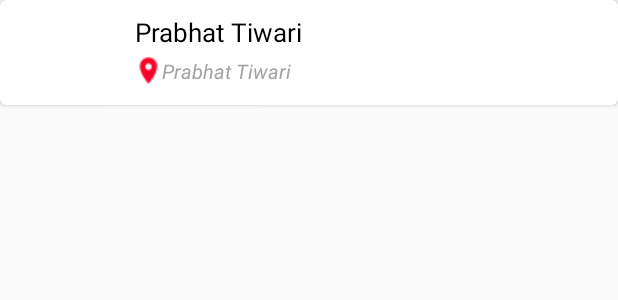
After one commit to Prabhat789/Personal_LP, an Android app: the layout item_user.xml on its own in the app's theme, with its tools: preview values and no code run, on a phone screen of 412 x 824 dp. The commit adds this screen. Shown: the top 300 px of the screen. Run offline under Robolectric (Android 15) with nearby library versions, the phone set to English and light mode, and no system bars.

```diff
--- a/app/src/main/java/com/mobisys/recipe/activity/OneToOneChatActivity.java
+++ b/app/src/main/java/com/mobisys/recipe/activity/OneToOneChatActivity.java
@@ -96,6 +96,10 @@ public class OneToOneChatActivity extends AppCompatActivity {
 
     @Override
     public void onBackPressed() {
+
+        /*Intent i = new Intent(OneToOneChatActivity.this, HomeScreenActivity.class);
+        i.setFlags(Intent.FLAG_ACTIVITY_NEW_TASK | Intent.FLAG_ACTIVITY_CLEAR_TASK);
+        startActivity(i);*/
         super.onBackPressed();
         finish();
     }
--- a/app/src/main/java/com/mobisys/recipe/fragments/Friends.java
+++ b/app/src/main/java/com/mobisys/recipe/fragments/Friends.java
@@ -1,6 +1,5 @@
 package com.mobisys.recipe.fragments;
 
-import android.app.ProgressDialog;
 import android.content.BroadcastReceiver;
 import android.content.Context;
 import android.content.Intent;
@@ -40,7 +39,6 @@ public class Friends extends Fragment implements SwipeRefreshLayout.OnRefreshLis
     private static final String TAG = Friends.class.getSimpleName();
     private RecyclerView mRecyclerView;
     private RecyclerView.LayoutManager mLayoutManager;
-    private ProgressDialog mProgressDialog;
     private ArrayList<com.mobisys.recipe.model.Friends> allFriends;
     private FriendListAdapter mAdapter;
     private SwipeRefreshLayout mSwipeRefreshLayout;
--- a/app/src/main/java/com/mobisys/recipe/model/User.java
+++ b/app/src/main/java/com/mobisys/recipe/model/User.java
@@ -1,13 +1,13 @@
 package com.mobisys.recipe.model;
 
 import com.parse.ParseClassName;
-import com.parse.ParseObject;
+import com.parse.ParseUser;
 
 /**
  * Created by ubuntu1 on 18/3/16.
  */
 @ParseClassName("User")
-public class User extends ParseObject {
+public class User extends ParseUser {
 
     public String getUserName() {
         return getString("username");
--- a/app/src/main/res/layout/fragment_friends.xml
+++ b/app/src/main/res/layout/fragment_friends.xml
@@ -14,7 +14,7 @@
         <android.support.v7.widget.RecyclerView
             android:id="@+id/listFriends"
             android:scrollbars="vertical"
-            android:layout_marginTop="6dp"
+            android:layout_marginTop="3dp"
             android:layout_width="match_parent"
             android:layout_height="match_parent"/>
         </android.support.v4.widget.SwipeRefreshLayout>
--- /dev/null
+++ b/app/src/main/res/layout/item_user.xml
@@ -0,0 +1,83 @@
+<?xml version="1.0" encoding="utf-8"?>
+<android.support.v7.widget.CardView
+    xmlns:android="http://schemas.android.com/apk/res/android"
+    xmlns:card_view="http://schemas.android.com/apk/res-auto"
+    android:id="@+id/card_view"
+    android:layout_width="match_parent"
+    android:layout_height="wrap_content"
+    android:foreground="?android:attr/selectableItemBackground"
+    android:elevation="5dp"
+    android:clickable="true"
+    android:focusable="true"
+    card_view:cardCornerRadius="4dp">
+
+    <LinearLayout
+        android:layout_width="match_parent"
+        android:layout_height="70dp"
+        android:weightSum="1"
+        android:orientation="horizontal">
+        <LinearLayout
+            android:layout_width="0dp"
+            android:layout_weight="0.22"
+            android:gravity="center_vertical|left"
+            android:layout_height="match_parent"
+            android:orientation="vertical">
+            <com.mobisys.recipe.util.CircularImage
+                android:layout_width="55dp"
+                android:layout_height="55dp"
+                android:layout_marginLeft="8dp"
+                android:scaleType="centerCrop"
+                android:id="@+id/imgUser"
+                android:elevation="4dp"
+                />
+        </LinearLayout>
+
+        <LinearLayout
+            android:layout_width="0dp"
+            android:layout_weight="0.78"
+            android:gravity="center_vertical|left"
+            android:orientation="vertical"
+            android:paddingTop="8dp"
+            android:paddingBottom="8dp"
+            android:layout_height="match_parent">
+
+            <TextView
+                android:layout_width="wrap_content"
+                android:layout_height="25dp"
+                android:singleLine="true"
+                android:maxLength="35"
+                android:textSize="17sp"
+                android:id="@+id/txtUserName"
+                android:textColor="@color/black"
+                android:text="Prabhat Tiwari"/>
+            <TextView
+                android:layout_width="wrap_content"
+                android:layout_height="25dp"
+                android:singleLine="true"
+                android:textSize="13sp"
+                android:textStyle="italic"
+                android:id="@+id/txtLocation"
+                android:gravity="center_vertical"
+                android:drawableLeft="@drawable/ic_marker_red"
+                android:textColor="@color/smoke_white"
+                android:text="Prabhat Tiwari"/>
+
+        </LinearLayout>
+       <!-- <LinearLayout
+            android:layout_width="0dp"
+            android:layout_weight="0.15"
+            android:gravity="center"
+            android:orientation="vertical"
+            android:paddingTop="8dp"
+            android:paddingBottom="8dp"
+            android:layout_height="match_parent">
+
+            <CheckBox
+                android:layout_width="wrap_content"
+                android:layout_height="wrap_content"
+                android:text=""
+                android:button="@drawable/checkbox_available_status"
+                android:id="@+id/checkBox4" />
+        </LinearLayout>-->
+    </LinearLayout>
+</android.support.v7.widget.CardView>
--- a/app/src/main/res/values/strings.xml
+++ b/app/src/main/res/values/strings.xml
@@ -12,4 +12,5 @@
     <string name="uploading">Uploading,please wait...</string>
     <string name="no_internet">No Internet Connection</string>
     <string name="unable_to_process_request">Unable to process your request, please try again.</string>
+    <string name="location_not_available">Location not available.</string>
 </resources>
```
Also changed, not shown: app/src/main/java/com/mobisys/recipe/activity/SearchActivity.java (+55 -36 lines), app/src/main/java/com/mobisys/recipe/adapter/UsersListAdapter.java (added, +102 -0 lines), app/src/main/java/com/mobisys/recipe/fragments/TimelineFragments.java (+25 -1 lines), app/src/main/java/com/mobisys/recipe/util/RecipeApplication.java (+22 -2 lines), app/src/main/java/com/mobisys/recipe/util/Utils.java (+49 -1 lines), app/src/main/res/layout/activity_search.xml (+5 -63 lines), app/src/main/res/drawable/ic_marker_red.png (added).
